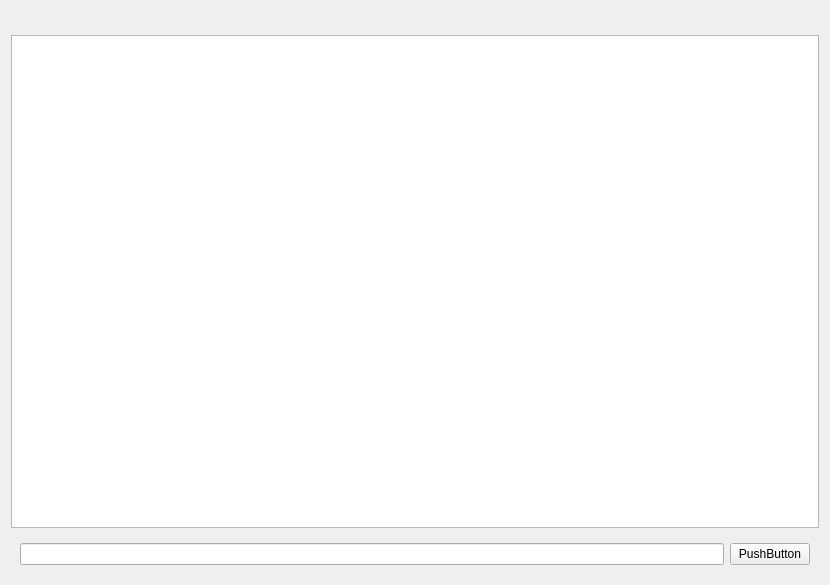
Qt form client/chatviewwidget.ui (kex1tu/sm_msg) before a commit.
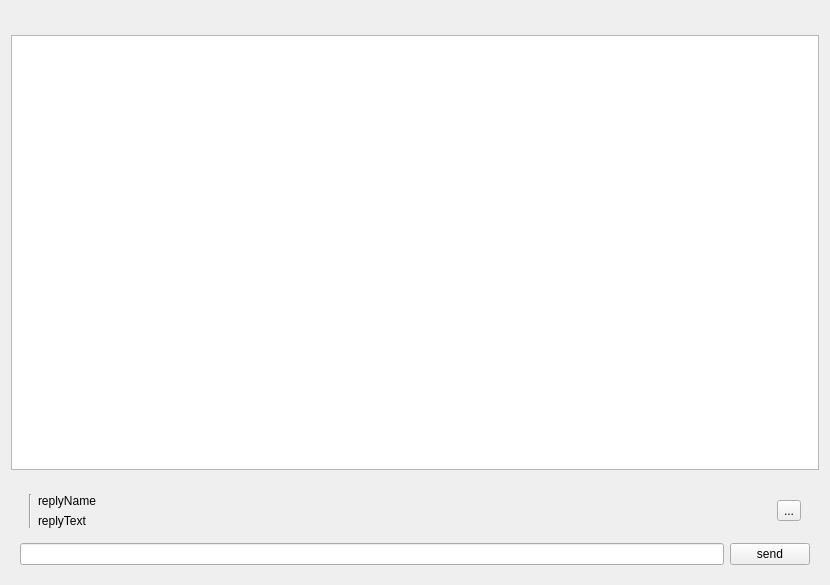
The same form after that commit. Icons and pictures are not drawn.

```diff
--- a/client/chatviewwidget.ui
+++ b/client/chatviewwidget.ui
@@ -30,11 +30,8 @@
    </item>
    <item>
     <widget class="QWidget" name="messageInputWidget" native="true">
-     <layout class="QHBoxLayout" name="horizontalLayout_2">
-      <item>
-       <widget class="QLineEdit" name="messageLineEdit"/>
-      </item>
-      <item>
+     <layout class="QGridLayout" name="gridLayout">
+      <item row="2" column="1">
        <widget class="QPushButton" name="sendButton">
         <property name="sizePolicy">
          <sizepolicy hsizetype="Fixed" vsizetype="Fixed">
@@ -43,10 +40,58 @@
          </sizepolicy>
         </property>
         <property name="text">
-         <string>PushButton</string>
+         <string>send</string>
         </property>
        </widget>
       </item>
+      <item row="2" column="0">
+       <widget class="QLineEdit" name="messageLineEdit"/>
+      </item>
+      <item row="1" column="0" colspan="2">
+       <widget class="QWidget" name="replyWidget" native="true">
+        <layout class="QHBoxLayout" name="horizontalLayout">
+         <item>
+          <widget class="QFrame" name="replyColorBar">
+           <property name="frameShape">
+            <enum>QFrame::Shape::VLine</enum>
+           </property>
+           <property name="frameShadow">
+            <enum>QFrame::Shadow::Sunken</enum>
+           </property>
+          </widget>
+         </item>
+         <item>
+          <layout class="QVBoxLayout" name="verticalLayout_4">
+           <item>
+            <widget class="QLabel" name="replyNameLabel">
+             <property name="text">
+              <string>replyName</string>
+             </property>
+            </widget>
+           </item>
+           <item>
+            <widget class="QLabel" name="replyTextLabel">
+             <property name="text">
+              <string>replyText</string>
+             </property>
+            </widget>
+           </item>
+          </layout>
+         </item>
+         <item>
+          <widget class="QToolButton" name="closeReplyButton">
+           <property name="text">
+            <string>...</string>
+           </property>
+           <property name="icon">
+            <iconset resource="resources.qrc">
+             <normaloff>:/icons/cross.png</normaloff>:/icons/cross.png</iconset>
+           </property>
+          </widget>
+         </item>
+        </layout>
+       </widget>
+      </item>
      </layout>
     </widget>
    </item>
```
Left out of the diff: 4 changed lines with no effect on the pictures.
